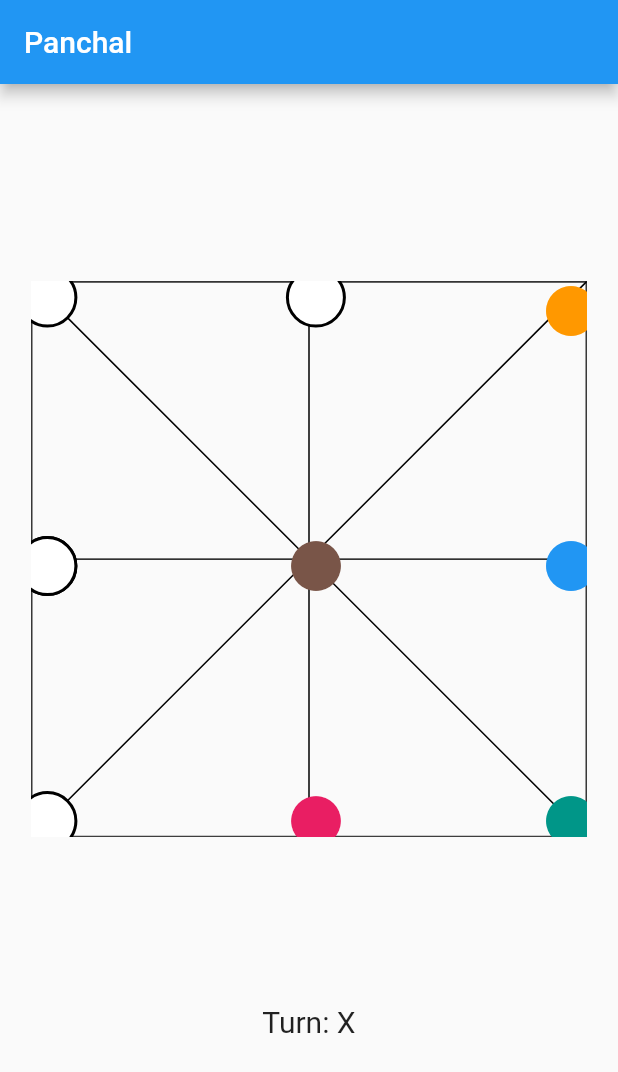
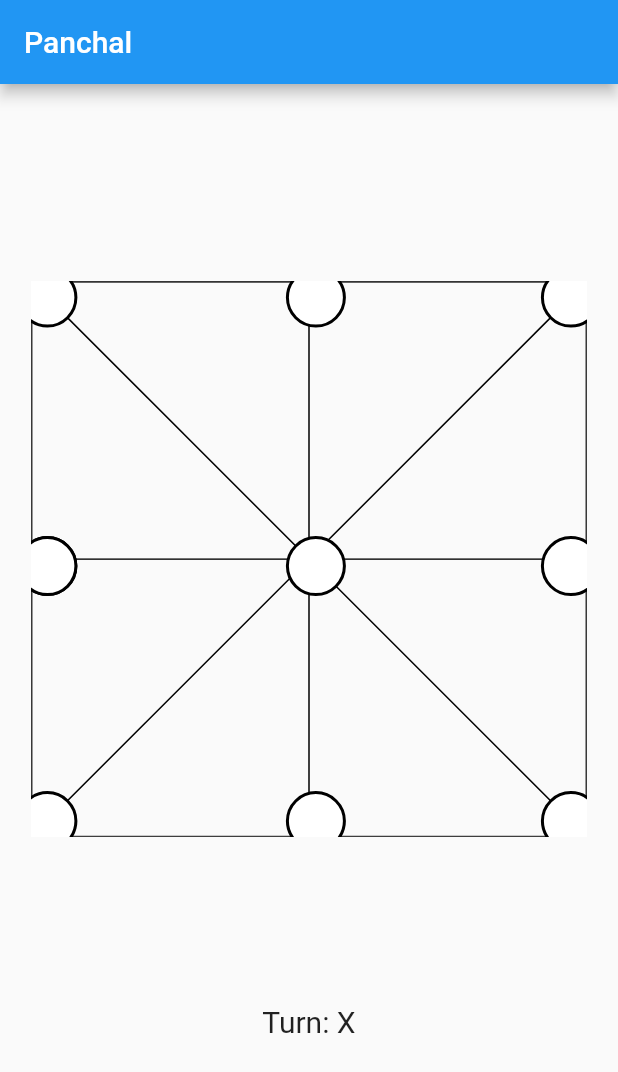
Before and after one commit to BirajMainali/panchal-mind-move-game, a Flutter app: the screen it shows after launch, on a phone screen of 412 x 824 dp. Shown: the top 1072 px of the screen. Run offline on Flutter 3.47's test engine with Material 2 defaults, Android fonts, the phone set to English and light mode, and no system bars.

Commit message:
fix: positioning

```diff
--- a/lib/main.dart
+++ b/lib/main.dart
@@ -249,21 +249,163 @@
                   Positioned(
                       top: pins.height,
                       left: pins.height * 2,
-                      child: const Icon(Icons.circle, color: Colors.blue, size: 40)),
+                      child: GestureDetector(
+                        onTap: () {
+                          GameFunctions.placePin(row: 1, column: 2);
+                          setState(() {});
+                        },
+                        child: SizedBox(
+                          width: 40,
+                          height: 40,
+                          child: Container(
+                            alignment: Alignment.center,
+                            decoration: BoxDecoration(
+                              color: Colors.white,
+                              borderRadius: BorderRadius.circular(20),
+                              border: Border.all(
+                                color: Colors.black,
+                                width: 2,
+                              ),
+                            ),
+                            child: Center(
+                              child: Text(
+                                GameFunctions.matrix[1][2],
+                                style: const TextStyle(
+                                  fontSize: 20,
+                                ),
+                              ),
+                            ),
+                          ),
+                        ),
+                      )),
                   Positioned(
-                      top: 0, left: pins.height * 2, child: const Icon(Icons.circle, color: Colors.orange, size: 40)),
+                      top: pins.width,
+                      left: pins.height * 2,
+                      child: GestureDetector(
+                        onTap: () {
+                          GameFunctions.placePin(row: 0, column: 2);
+                          setState(() {});
+                        },
+                        child: SizedBox(
+                          width: 40,
+                          height: 40,
+                          child: Container(
+                            alignment: Alignment.center,
+                            decoration: BoxDecoration(
+                              color: Colors.white,
+                              borderRadius: BorderRadius.circular(20),
+                              border: Border.all(
+                                color: Colors.black,
+                                width: 2,
+                              ),
+                            ),
+                            child: Center(
+                              child: Text(
+                                GameFunctions.matrix[0][2],
+                                style: const TextStyle(
+                                  fontSize: 20,
+                                ),
+                              ),
+                            ),
+                          ),
+                        ),
+                      )),
                   Positioned(
                       top: pins.height * 2,
                       left: pins.height,
-                      child: const Icon(Icons.circle, color: Colors.pink, size: 40)),
+                      child: GestureDetector(
+                        onTap: () {
+                          GameFunctions.placePin(row: 2, column: 1);
+                          setState(() {});
+                        },
+                        child: SizedBox(
+                          width: 40,
+                          height: 40,
+                          child: Container(
+                            alignment: Alignment.center,
+                            decoration: BoxDecoration(
+                              color: Colors.white,
+                              borderRadius: BorderRadius.circular(20),
+                              border: Border.all(
+                                color: Colors.black,
+                                width: 2,
+                              ),
+                            ),
+                            child: Center(
+                              child: Text(
+                                GameFunctions.matrix[2][1],
+                                style: const TextStyle(
+                                  fontSize: 20,
+                                ),
+                              ),
+                            ),
+                          ),
+                        ),
+                      )),
                   Positioned(
                       top: pins.height * 2,
                       left: pins.height * 2,
-                      child: const Icon(Icons.circle, color: Colors.teal, size: 40)),
+                      child: GestureDetector(
+                        onTap: () {
+                          GameFunctions.placePin(row: 2, column: 2);
+                          setState(() {});
+                        },
+                        child: SizedBox(
+                          width: 40,
+                          height: 40,
+                          child: Container(
+                            alignment: Alignment.center,
+                            decoration: BoxDecoration(
+                              color: Colors.white,
+                              borderRadius: BorderRadius.circular(20),
+                              border: Border.all(
+                                color: Colors.black,
+                                width: 2,
+                              ),
+                            ),
+                            child: Center(
+                              child: Text(
+                                GameFunctions.matrix[2][2],
+                                style: const TextStyle(
+                                  fontSize: 20,
+                                ),
+                              ),
+                            ),
+                          ),
+                        ),
+                      )),
                   Positioned(
                       top: pins.height,
                       left: pins.height,
-                      child: const Icon(Icons.circle, color: Colors.brown, size: 40)),
+                      child: GestureDetector(
+                        onTap: () {
+                          GameFunctions.placePin(row: 1, column: 1);
+                          setState(() {});
+                        },
+                        child: SizedBox(
+                          width: 40,
+                          height: 40,
+                          child: Container(
+                            alignment: Alignment.center,
+                            decoration: BoxDecoration(
+                              color: Colors.white,
+                              borderRadius: BorderRadius.circular(20),
+                              border: Border.all(
+                                color: Colors.black,
+                                width: 2,
+                              ),
+                            ),
+                            child: Center(
+                              child: Text(
+                                GameFunctions.matrix[1][1],
+                                style: const TextStyle(
+                                  fontSize: 20,
+                                ),
+                              ),
+                            ),
+                          ),
+                        ),
+                      )),
                 ],
               ),
             ),
```
